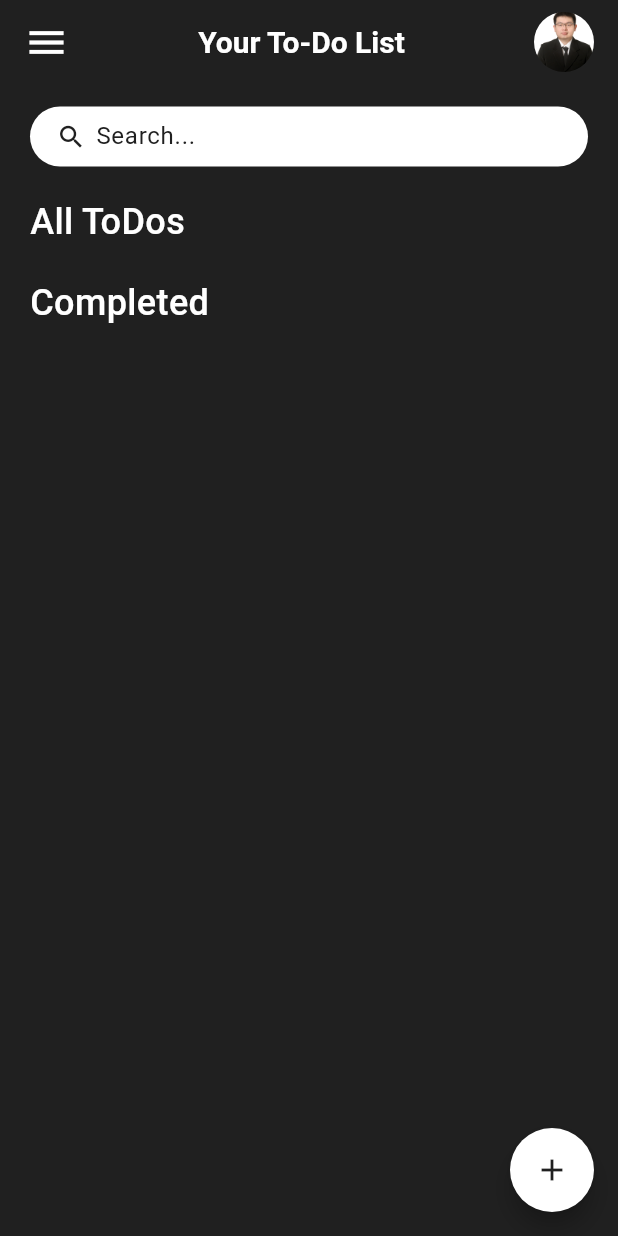
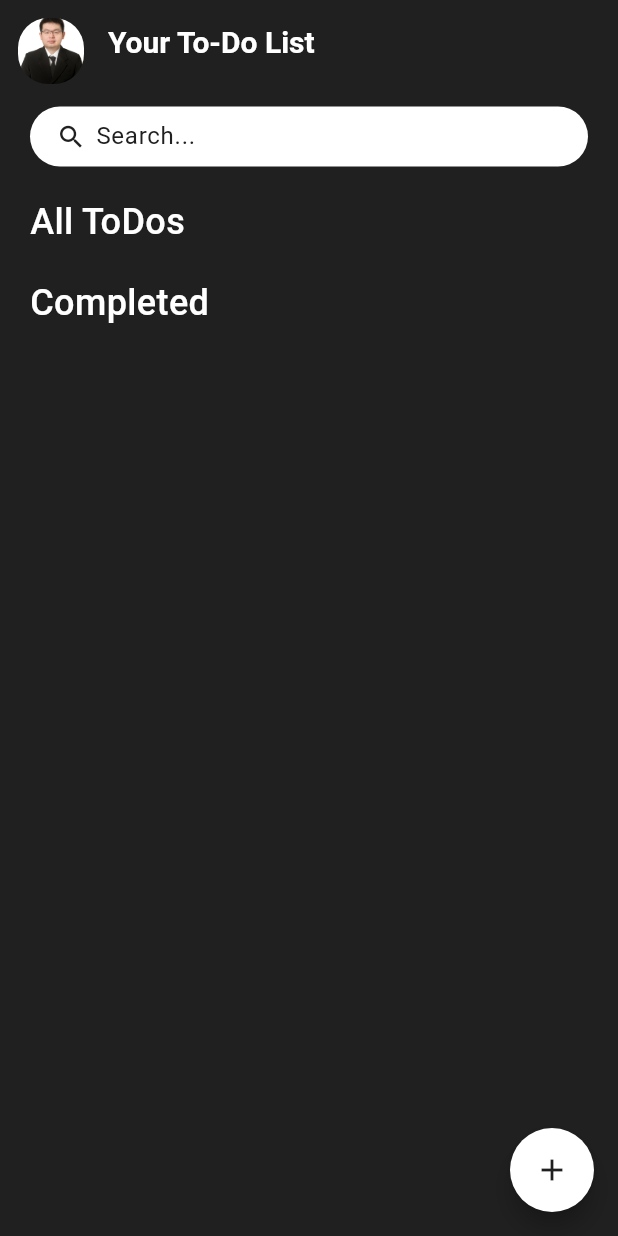
Before and after one commit to ferdiws/TodoListFlutter, a Flutter app: the screen it shows after launch, on a phone screen of 412 x 824 dp. Run offline on Flutter 3.47's test engine with Material 2 defaults, Android fonts, the phone set to English and light mode, and no system bars.

Commit message:
edit app bar

```diff
--- a/lib/screens/todo_list_screen.dart
+++ b/lib/screens/todo_list_screen.dart
@@ -215,15 +215,7 @@ class _TodoListScreenState extends State<TodoListScreen> {
     return AppBar(
       backgroundColor: darkGray,
       elevation: 0,
-      title: Row(
-        mainAxisAlignment: MainAxisAlignment.spaceBetween,
-        children: [
-          const Icon(
-            Icons.menu,
-            color: Colors.white,
-            size: 30,
-          ),
-          const Text(
+      title: const Text(
         "Your To-Do List",
         style: TextStyle(
           color: Colors.white,
@@ -231,15 +223,19 @@ class _TodoListScreenState extends State<TodoListScreen> {
           fontSize: 20
         ),
       ),
-          InkWell(
+      leading: InkWell(
         onTap: () {
           Navigator.push(context, MaterialPageRoute(builder: (context) {
             return const ProfileScreen();
           }));
         },
-            child: SizedBox(
-              height: 40,
-              width: 40,
+        child: Container(
+          margin: const EdgeInsets.only(left: 12, top: 12),
+          decoration: const BoxDecoration(
+            shape: BoxShape.circle
+          ),
+          height: 30,
+          width: 30,
           child: ClipRRect(
             borderRadius: BorderRadius.circular(20),
             child: Image.asset(
@@ -248,8 +244,6 @@ class _TodoListScreenState extends State<TodoListScreen> {
             ),
           ),
         ),
-          ),
-        ],
       ),
     );
   }
```
Lines whose indentation alone changed are shown as unchanged.
